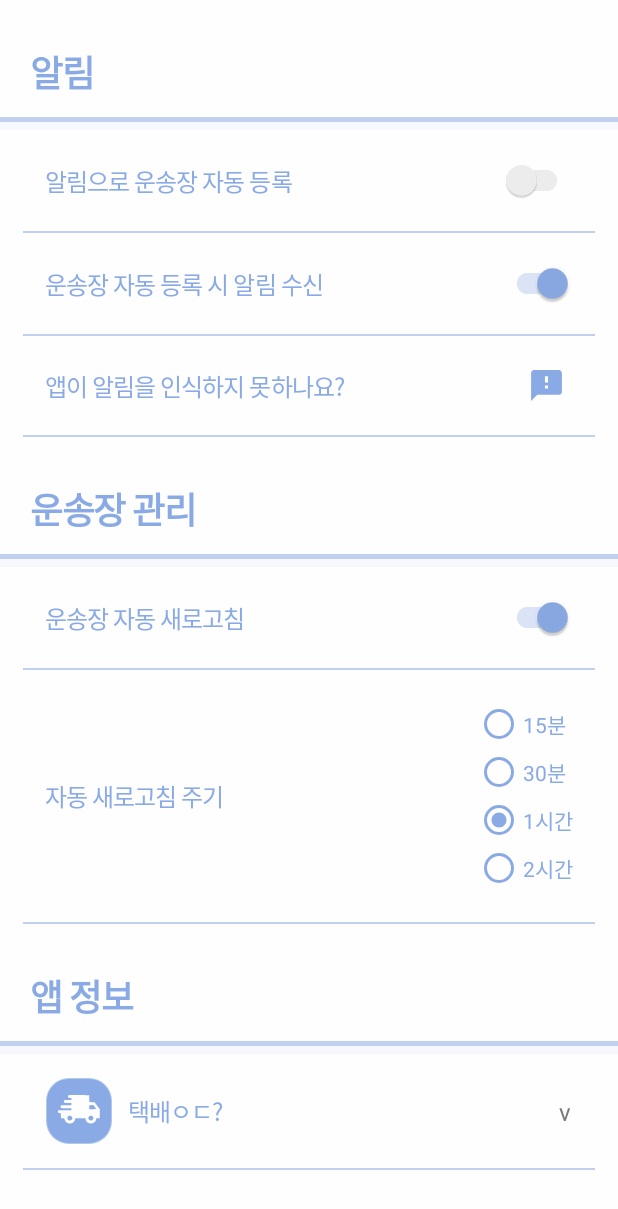
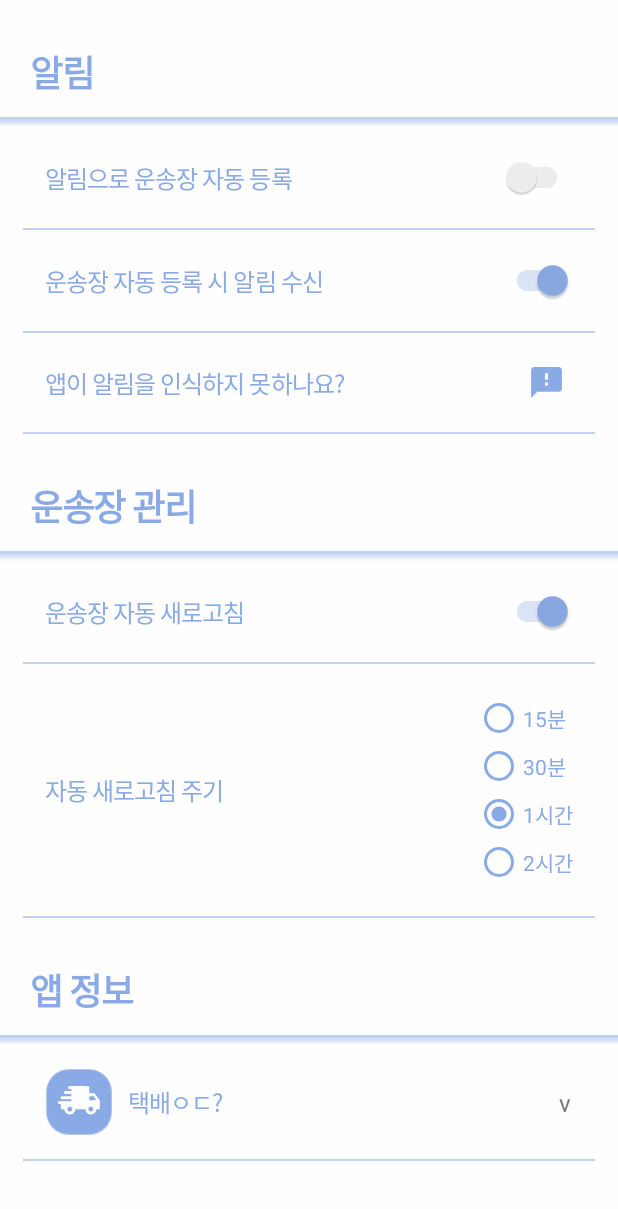
Before and after one commit to danggai/FindMyPackage, an Android app: the SettingFragment screen opened directly, with no data from a screen before it, on a phone screen of 412 x 824 dp. Shown: the top 1209 px of the screen. Run offline under Robolectric (Android 15) with nearby library versions, the phone set to English and light mode, and no system bars; our stand-ins replace RxJava, data binding; network calls fail; 1 statement that could not run was skipped.

Commit message:
- Modified: typos and UI

```diff
--- /dev/null
+++ b/app/src/main/res/drawable/gradient_c3_to_f1.xml
@@ -0,0 +1,12 @@
+<?xml version="1.0" encoding="utf-8"?>
+<layer-list xmlns:android="http://schemas.android.com/apk/res/android">
+    <item>
+        <shape android:shape="rectangle">
+            <gradient
+                android:type="linear"
+                android:angle="270"
+                android:endColor="@color/transparent"
+                android:startColor="@color/c3" />
+        </shape>
+    </item>
+</layer-list>
--- a/app/src/main/res/layout/setting_fragment.xml
+++ b/app/src/main/res/layout/setting_fragment.xml
@@ -34,9 +34,9 @@
                 android:paddingLeft="20dp"
                 />
 
-            <View style="@style/LinearDevider"
-                android:layout_height="3dp"/>
-            <View style="@style/AreaDevider" />
+            <View style="@style/LinearDivider"
+                android:layout_height="1dp"/>
+            <View style="@style/GradientDivider" />
 
             <androidx.constraintlayout.widget.ConstraintLayout
                 android:layout_width="match_parent"
@@ -69,7 +69,7 @@
 
             </androidx.constraintlayout.widget.ConstraintLayout>
 
-            <View style="@style/LinearDevider.15dp" />
+            <View style="@style/LinearDivider.15dp" />
 
             <androidx.constraintlayout.widget.ConstraintLayout
                 android:layout_width="match_parent"
@@ -102,7 +102,7 @@
 
             </androidx.constraintlayout.widget.ConstraintLayout>
 
-            <View style="@style/LinearDevider.15dp" />
+            <View style="@style/LinearDivider.15dp" />
 
             <androidx.constraintlayout.widget.ConstraintLayout
                 android:layout_width="match_parent"
@@ -136,7 +136,7 @@
 
             </androidx.constraintlayout.widget.ConstraintLayout>
 
-            <View style="@style/LinearDevider.15dp" />
+            <View style="@style/LinearDivider.15dp" />
 
             <androidx.appcompat.widget.AppCompatTextView
                 style="@style/TextView"
@@ -150,9 +150,9 @@
                 android:paddingLeft="20dp"
                 />
 
-            <View style="@style/LinearDevider"
-                android:layout_height="3dp"/>
-            <View style="@style/AreaDevider" />
+            <View style="@style/LinearDivider"
+                android:layout_height="1dp"/>
+            <View style="@style/GradientDivider" />
 
             <androidx.constraintlayout.widget.ConstraintLayout
                 android:layout_width="match_parent"
@@ -185,7 +185,7 @@
 
             </androidx.constraintlayout.widget.ConstraintLayout>
 
-            <View style="@style/LinearDevider.15dp" />
+            <View style="@style/LinearDivider.15dp" />
 
             <androidx.constraintlayout.widget.ConstraintLayout
                 android:layout_width="match_parent"
@@ -246,7 +246,9 @@
             </androidx.constraintlayout.widget.ConstraintLayout>
 
 
-            <View style="@style/LinearDevider.15dp" />
+            <View style="@style/LinearDivider.15dp"
+                android:visibility="@{vm.lvIsAllowAutoRefresh ?View.VISIBLE :View.GONE}"
+                />
 
             <androidx.appcompat.widget.AppCompatTextView
                 style="@style/TextView"
@@ -260,9 +262,9 @@
                 android:paddingLeft="20dp"
                 />
 
-            <View style="@style/LinearDevider"
-                android:layout_height="3dp"/>
-            <View style="@style/AreaDevider" />
+            <View style="@style/LinearDivider"
+                android:layout_height="1dp"/>
+            <View style="@style/GradientDivider" />
 
             <androidx.constraintlayout.widget.ConstraintLayout
                 android:layout_width="match_parent"
@@ -320,7 +322,7 @@
 
             </androidx.constraintlayout.widget.ConstraintLayout>
 
-            <View style="@style/LinearDevider.15dp" />
+            <View style="@style/LinearDivider.15dp" />
 
         </androidx.appcompat.widget.LinearLayoutCompat>
 
--- a/app/src/main/res/layout/track_add_fragment.xml
+++ b/app/src/main/res/layout/track_add_fragment.xml
@@ -48,7 +48,7 @@
                     android:hint="@string/item_name"
                     android:background="@color/f1" />
 
-                <View style="@style/LinearDevider.20dp" />
+                <View style="@style/LinearDivider.20dp" />
 
                 <androidx.appcompat.widget.AppCompatEditText
                     style="@style/EditText.MatchWrap"
--- a/app/src/main/res/values/styles.xml
+++ b/app/src/main/res/values/styles.xml
@@ -36,26 +36,26 @@
         <item name="android:colorForeground">#42221f1f</item>
     </style>
 
-    <style name="LinearDevider">
+    <style name="LinearDivider">
         <item name="android:layout_width">match_parent</item>
         <item name="android:layout_height">1dp</item>
         <item name="android:background">@color/c3</item>
     </style>
 
-    <style name="LinearDevider.15dp" parent="LinearDevider">
+    <style name="LinearDivider.15dp" parent="LinearDivider">
         <item name="android:layout_marginLeft">15dp</item>
         <item name="android:layout_marginRight">15dp</item>
     </style>
 
-    <style name="LinearDevider.20dp" parent="LinearDevider">
+    <style name="LinearDivider.20dp" parent="LinearDivider">
         <item name="android:layout_marginLeft">20dp</item>
         <item name="android:layout_marginRight">20dp</item>
     </style>
 
-    <style name="AreaDevider">
+    <style name="GradientDivider">
         <item name="android:layout_width">match_parent</item>
         <item name="android:layout_height">5dp</item>
-        <item name="android:background">@color/c4</item>
+        <item name="android:background">@drawable/gradient_c3_to_f1</item>
     </style>
 
     <style name="radioButton">
```
